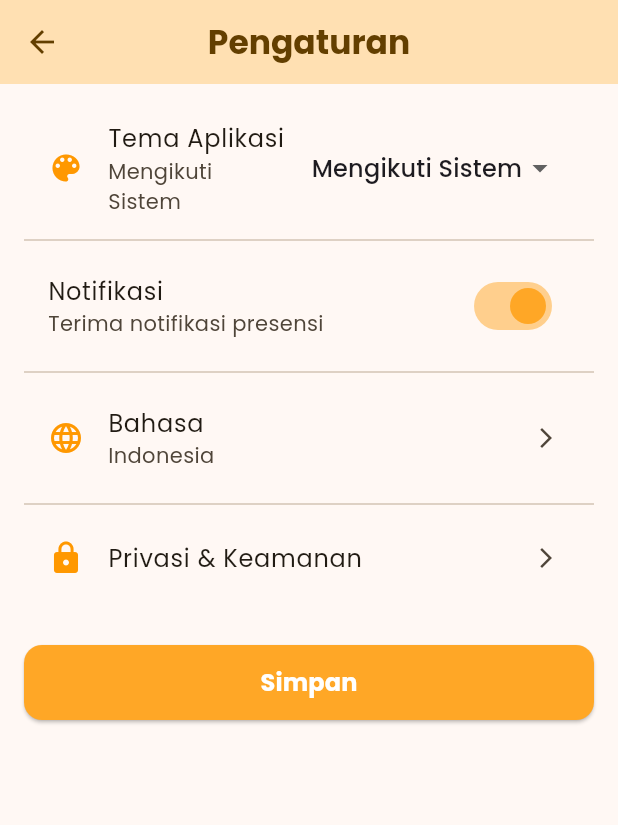
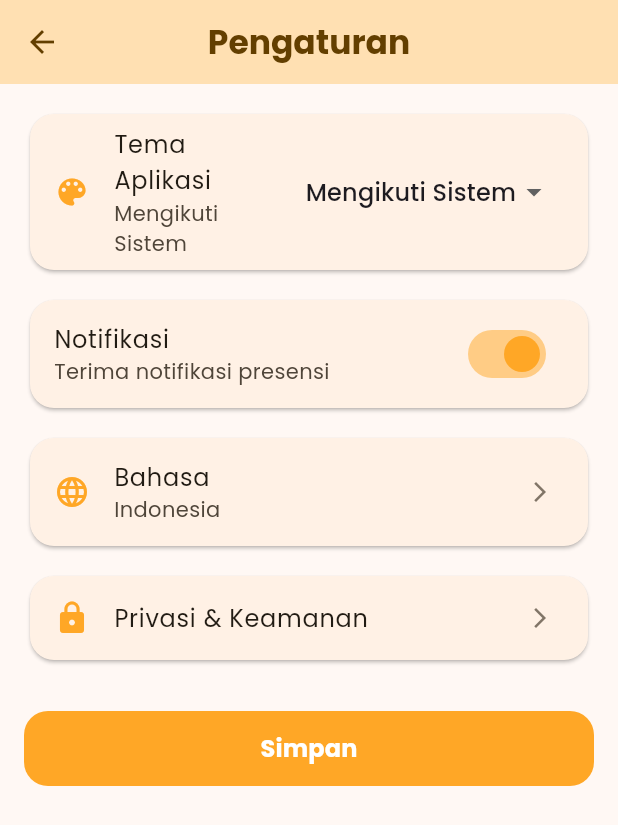
Before and after one commit to gerrybagaskoro/absensi_ppkdjp_b3, a Flutter app: the ProfilePresensi screen opened directly, after a tap on "Pengaturan", on a phone screen of 412 x 824 dp. Shown: the top 825 px of the screen. Run offline on Flutter 3.47's test engine with Material 3 defaults, Android fonts, the phone set to English and light mode, and no system bars; our stand-ins replace animate_do, geocoding, geolocator, google_fonts, google_maps_flutter, image_picker and 5 more; accounts and stored records are empty; network calls fail.

Commit message:
fix material you profile, edit profile, and settings screen

```diff
--- a/lib/views/auth/login_presensi.dart
+++ b/lib/views/auth/login_presensi.dart
@@ -154,7 +154,7 @@ class _LoginPresensiState extends State<LoginPresensi> {
                           TextFormField(
                             controller: _emailController,
                             decoration: InputDecoration(
-                              labelText: 'Surel',
+                              labelText: 'E-mail',
                               prefixIcon: Icon(
                                 Icons.email,
                                 color: scheme.primary,
@@ -162,10 +162,10 @@ class _LoginPresensiState extends State<LoginPresensi> {
                             ),
                             validator: (value) {
                               if (value == null || value.isEmpty) {
-                                return 'Surel tidak boleh kosong';
+                                return 'E-mail tidak boleh kosong';
                               }
                               if (!value.contains('@')) {
-                                return 'Format Surel tidak valid';
+                                return 'Format E-mail tidak valid';
                               }
                               return null;
                             },
--- a/lib/views/auth/register_presensi.dart
+++ b/lib/views/auth/register_presensi.dart
@@ -262,14 +262,14 @@ class _RegisterPresensiState extends State<RegisterPresensi> {
                     // Email
                     TextFormField(
                       controller: _emailController,
-                      decoration: _inputStyle('Surel', Icons.email),
+                      decoration: _inputStyle('E-mail', Icons.email),
                       keyboardType: TextInputType.emailAddress,
                       validator: (value) {
                         if (value == null || value.isEmpty) {
-                          return 'Surel wajib diisi';
+                          return 'E-mail wajib diisi';
                         }
                         if (!RegExp(r'^[^@]+@[^@]+\.[^@]+').hasMatch(value)) {
-                          return 'Format surel tidak valid';
+                          return 'Format E-mail tidak valid';
                         }
                         return null;
                       },
--- a/lib/views/profile/profile_presensi.dart
+++ b/lib/views/profile/profile_presensi.dart
@@ -41,7 +41,7 @@ class _ProfilePresensiState extends State<ProfilePresensi> {
     showDialog(
       context: context,
       builder: (context) => AlertDialog(
-        shape: RoundedRectangleBorder(borderRadius: BorderRadius.circular(12)),
+        shape: RoundedRectangleBorder(borderRadius: BorderRadius.circular(16)),
         title: const Text("Konfirmasi"),
         content: const Text("Apakah Anda yakin ingin keluar dari aplikasi?"),
         actions: [
@@ -82,6 +82,7 @@ class _ProfilePresensiState extends State<ProfilePresensi> {
   @override
   Widget build(BuildContext context) {
     final theme = Theme.of(context);
+    final scheme = theme.colorScheme;
     final textTheme = theme.textTheme;
 
     return Scaffold(
@@ -95,52 +96,66 @@ class _ProfilePresensiState extends State<ProfilePresensi> {
                   padding: const EdgeInsets.all(16.0),
                   child: Column(
                     children: [
-                      const SizedBox(height: 24),
+                      const SizedBox(height: 40),
 
-                      // 🔹 Avatar
-                      AvatarHero(
+                      // 🔹 Avatar with gradient ring
+                      Container(
+                        decoration: BoxDecoration(
+                          shape: BoxShape.circle,
+                          gradient: LinearGradient(
+                            colors: [
+                              scheme.primary.withOpacity(0.6),
+                              scheme.primaryContainer.withOpacity(0.6),
+                            ],
+                          ),
+                        ),
+                        padding: const EdgeInsets.all(4),
+                        child: AvatarHero(
                           tag: "profile-avatar",
-                        radius: 92,
+                          radius: 90,
                           imageUrl: _profile?.profilePhotoUrl != null
                               ? "${_profile!.profilePhotoUrl!}?v=${DateTime.now().millisecondsSinceEpoch}"
                               : _profile?.profilePhoto != null
                               ? "https://appabsensi.mobileprojp.com/storage/${_profile!.profilePhoto}?v=${DateTime.now().millisecondsSinceEpoch}"
                               : null,
-                        showBorder: true,
+                          showBorder: false,
                           isUploading: false,
-                        // tidak memberikan onEdit -> tidak editable
+                        ),
                       ),
 
-                      const SizedBox(height: 24),
+                      const SizedBox(height: 20),
 
-                      // 🔹 Nama & email
+                      // 🔹 Name & Email
                       Text(
                         _profile?.name ?? "Tidak ada nama",
                         style: textTheme.titleLarge?.copyWith(
                           fontWeight: FontWeight.bold,
-                          color: theme.colorScheme.onSurface,
+                          color: scheme.onSurface,
                         ),
                       ),
+                      const SizedBox(height: 4),
                       Text(
                         _profile?.email ?? "Tidak ada email",
                         style: textTheme.bodyMedium?.copyWith(
-                          color: theme.colorScheme.onSurfaceVariant,
+                          color: scheme.onSurfaceVariant,
                         ),
                       ),
 
-                      const SizedBox(height: 16),
+                      const SizedBox(height: 20),
 
-                      // 🔹 Info batch & training
+                      // 🔹 Info Batch & Training with gradient
                       Container(
                         width: double.infinity,
-                        padding: const EdgeInsets.all(12),
                         decoration: BoxDecoration(
-                          color: theme.colorScheme.secondaryContainer,
-                          borderRadius: BorderRadius.circular(12),
-                          border: Border.all(
-                            color: theme.colorScheme.outline.withOpacity(0.4),
+                          borderRadius: BorderRadius.circular(16),
+                          gradient: LinearGradient(
+                            colors: [
+                              scheme.secondaryContainer.withOpacity(0.8),
+                              scheme.secondaryContainer.withOpacity(0.5),
+                            ],
                           ),
                         ),
+                        padding: const EdgeInsets.all(16),
                         child: Column(
                           crossAxisAlignment: CrossAxisAlignment.start,
                           children: [
@@ -149,6 +164,7 @@ class _ProfilePresensiState extends State<ProfilePresensi> {
                                 "Batch ke-${_profile!.batchKe}",
                                 style: textTheme.bodyMedium?.copyWith(
                                   fontWeight: FontWeight.w500,
+                                  color: scheme.onSecondaryContainer,
                                 ),
                               ),
                             if (_profile?.trainingTitle != null)
@@ -158,26 +174,7 @@ class _ProfilePresensiState extends State<ProfilePresensi> {
                                   "Pelatihan: ${_profile!.trainingTitle}",
                                   style: textTheme.bodyMedium?.copyWith(
                                     fontWeight: FontWeight.w500,
-                                  ),
-                                ),
-                              ),
-                            if (_profile?.batch?.createdAt != null)
-                              Padding(
-                                padding: const EdgeInsets.only(top: 8),
-                                child: Text(
-                                  "Dibuat pada: ${_profile!.batch!.createdAt!.toLocal().toString().substring(0, 19)}",
-                                  style: textTheme.bodySmall?.copyWith(
-                                    color: theme.colorScheme.onSurfaceVariant,
-                                  ),
-                                ),
-                              ),
-                            if (_profile?.batch?.updatedAt != null)
-                              Padding(
-                                padding: const EdgeInsets.only(top: 2),
-                                child: Text(
-                                  "Diperbarui pada: ${_profile!.batch!.updatedAt!.toLocal().toString().substring(0, 19)}",
-                                  style: textTheme.bodySmall?.copyWith(
-                                    color: theme.colorScheme.onSurfaceVariant,
+                                    color: scheme.onSecondaryContainer,
                                   ),
                                 ),
                               ),
@@ -185,9 +182,9 @@ class _ProfilePresensiState extends State<ProfilePresensi> {
                         ),
                       ),
 
-                      const SizedBox(height: 20),
+                      const SizedBox(height: 24),
 
-                      // 🔹 Menu list
+                      // 🔹 Menu List
                       ListView(
                         shrinkWrap: true,
                         physics: const NeverScrollableScrollPhysics(),
@@ -200,25 +197,23 @@ class _ProfilePresensiState extends State<ProfilePresensi> {
                               final updated = await context.push(
                                 const EditProfilePage(),
                               );
-                              if (updated == true) {
-                                _loadProfile();
-                              }
+                              if (updated == true) _loadProfile();
                             },
                           ),
                           _buildMenuCard(
                             icon: Icons.settings,
                             text: "Pengaturan",
-                            onTap: () => context.push(SettingsPresensi()),
+                            onTap: () => context.push(const SettingsPresensi()),
                           ),
                           _buildMenuCard(
                             icon: Icons.info,
                             text: "Tentang Aplikasi",
-                            onTap: () => context.push(AboutApp()),
+                            onTap: () => context.push(const AboutApp()),
                           ),
                           _buildMenuCard(
                             icon: Icons.logout,
                             text: "Keluar",
-                            color: theme.colorScheme.error,
+                            color: scheme.error,
                             onTap: _showLogoutDialog,
                           ),
                         ],
@@ -231,7 +226,6 @@ class _ProfilePresensiState extends State<ProfilePresensi> {
     );
   }
 
-  // 🔹 Helper untuk menu card
   Widget _buildMenuCard({
     required IconData icon,
     required String text,
@@ -239,28 +233,27 @@ class _ProfilePresensiState extends State<ProfilePresensi> {
     Color? color,
   }) {
     final theme = Theme.of(context);
+    final scheme = theme.colorScheme;
 
     return Card(
-      shape: RoundedRectangleBorder(borderRadius: BorderRadius.circular(12)),
+      shape: RoundedRectangleBorder(borderRadius: BorderRadius.circular(16)),
       elevation: 2,
       margin: const EdgeInsets.symmetric(vertical: 6),
       child: InkWell(
-        borderRadius: BorderRadius.circular(12),
+        borderRadius: BorderRadius.circular(16),
         onTap: onTap,
         child: Padding(
           padding: const EdgeInsets.symmetric(vertical: 14, horizontal: 16),
           child: Row(
             children: [
-              Icon(icon, color: color ?? theme.colorScheme.primary),
+              Icon(icon, color: color ?? scheme.primary),
               const SizedBox(width: 16),
               Expanded(
                 child: Text(
                   text,
                   style: TextStyle(
                     fontSize: 16,
-                    color:
-                        color ??
-                        theme.colorScheme.onSurface, // default pakai onSurface
+                    color: color ?? scheme.onSurface,
                     fontWeight: FontWeight.w500,
                   ),
                 ),
@@ -268,7 +261,7 @@ class _ProfilePresensiState extends State<ProfilePresensi> {
               Icon(
                 Icons.arrow_forward_ios,
                 size: 16,
-                color: theme.colorScheme.onSurfaceVariant,
+                color: scheme.onSurfaceVariant,
               ),
             ],
           ),
--- a/lib/views/profile/settings_presensi.dart
+++ b/lib/views/profile/settings_presensi.dart
@@ -17,90 +17,114 @@ class _SettingsPresensiState extends State<SettingsPresensi> {
   @override
   Widget build(BuildContext context) {
     final themeProvider = Provider.of<ThemeProvider>(context);
+    final scheme = Theme.of(context).colorScheme;
 
     return Scaffold(
       appBar: AppBar(
         title: Text(
           "Pengaturan",
           style: Theme.of(context).textTheme.titleLarge?.copyWith(
-            color: Theme.of(context).colorScheme.onPrimaryContainer,
+            color: scheme.onPrimaryContainer,
             fontWeight: FontWeight.bold,
           ),
         ),
-        backgroundColor: Theme.of(
-          context,
-        ).colorScheme.primaryContainer, // soft orange
+        backgroundColor: scheme.primaryContainer,
         elevation: 0,
         centerTitle: true,
-        iconTheme: IconThemeData(
-          color: Theme.of(context).colorScheme.onPrimaryContainer,
-        ),
-        surfaceTintColor: Colors.transparent, // hilangkan overlay M3
+        iconTheme: IconThemeData(color: scheme.onPrimaryContainer),
+        surfaceTintColor: Colors.transparent,
       ),
       body: ListView(
         padding: const EdgeInsets.all(16.0),
         children: [
-          // 🔹 Pilihan Tema
-          ListTile(
-            leading: const Icon(Icons.color_lens, color: Colors.orange),
+          // 🔹 Tema
+          Card(
+            shape: RoundedRectangleBorder(
+              borderRadius: BorderRadius.circular(16),
+            ),
+            elevation: 1,
+            child: ListTile(
+              leading: Icon(Icons.color_lens, color: scheme.primary),
               title: const Text("Tema Aplikasi"),
               subtitle: Text(_getThemeText(themeProvider.themeMode)),
               trailing: DropdownButton<ThemeMode>(
                 value: themeProvider.themeMode,
                 underline: const SizedBox(),
                 onChanged: (mode) {
-                if (mode != null) {
-                  themeProvider.setThemeMode(mode);
-                }
+                  if (mode != null) themeProvider.setThemeMode(mode);
                 },
                 items: const [
                   DropdownMenuItem(
                     value: ThemeMode.system,
                     child: Text("Mengikuti Sistem"),
                   ),
-                DropdownMenuItem(value: ThemeMode.light, child: Text("Terang")),
+                  DropdownMenuItem(
+                    value: ThemeMode.light,
+                    child: Text("Terang"),
+                  ),
                   DropdownMenuItem(value: ThemeMode.dark, child: Text("Gelap")),
                 ],
               ),
             ),
-          const Divider(),
+          ),
+          const SizedBox(height: 12),
 
           // 🔹 Notifikasi
-          SwitchListTile(
+          Card(
+            shape: RoundedRectangleBorder(
+              borderRadius: BorderRadius.circular(16),
+            ),
+            elevation: 1,
+            child: SwitchListTile(
               value: _notifikasi,
-            activeColor: Theme.of(context).colorScheme.primary,
+              activeColor: scheme.primary,
               title: const Text("Notifikasi"),
               subtitle: const Text("Terima notifikasi presensi"),
-            onChanged: (value) {
-              setState(() {
-                _notifikasi = value;
-              });
+              onChanged: (value) => setState(() => _notifikasi = value),
+            ),
+          ),
+          const SizedBox(height: 12),
+
+          // 🔹 Bahasa
+          Card(
+            shape: RoundedRectangleBorder(
+              borderRadius: BorderRadius.circular(16),
+            ),
+            elevation: 1,
+            child: ListTile(
+              leading: Icon(Icons.language, color: scheme.primary),
+              title: const Text("Bahasa"),
+              subtitle: Text(_bahasa),
+              trailing: Icon(
+                Icons.arrow_forward_ios,
+                size: 16,
+                color: scheme.outline,
+              ),
+              onTap: _showBahasaDialog,
+            ),
+          ),
+          const SizedBox(height: 12),
+
+          // 🔹 Privasi
+          Card(
+            shape: RoundedRectangleBorder(
+              borderRadius: BorderRadius.circular(16),
+            ),
+            elevation: 1,
+            child: ListTile(
+              leading: Icon(Icons.lock, color: scheme.primary),
+              title: const Text("Privasi & Keamanan"),
+              trailing: Icon(
+                Icons.arrow_forward_ios,
+                size: 16,
+                color: scheme.outline,
+              ),
+              onTap: () {
+                ScaffoldMessenger.of(context).showSnackBar(
+                  const SnackBar(content: Text("Fitur akan hadir mendatang!")),
+                );
               },
             ),
-          const Divider(),
-
-          // 🔹 Bahasa
-          ListTile(
-            leading: const Icon(Icons.language, color: Colors.orange),
-            title: const Text("Bahasa"),
-            subtitle: Text(_bahasa),
-            trailing: const Icon(Icons.arrow_forward_ios, size: 16),
-            onTap: () {
-              _showBahasaDialog();
-            },
-          ),
-          const Divider(),
-
-          // 🔹 Privasi
-          ListTile(
-            leading: const Icon(Icons.lock, color: Colors.orange),
-            title: const Text("Privasi & Keamanan"),
-            trailing: const Icon(Icons.arrow_forward_ios, size: 16),
-            onTap: () {
-              ScaffoldMessenger.of(context).showSnackBar(
-                const SnackBar(content: Text("Fitur akan datang!")),
-              );
-            },
           ),
           const SizedBox(height: 30),
 
@@ -110,10 +134,11 @@ class _SettingsPresensiState extends State<SettingsPresensi> {
             height: 50,
             child: ElevatedButton(
               style: ElevatedButton.styleFrom(
-                backgroundColor: Theme.of(context).colorScheme.primary,
+                backgroundColor: scheme.primary,
                 shape: RoundedRectangleBorder(
-                  borderRadius: BorderRadius.circular(12),
+                  borderRadius: BorderRadius.circular(16),
                 ),
+                elevation: 0,
               ),
               onPressed: () {
                 ScaffoldMessenger.of(context).showSnackBar(
@@ -123,10 +148,10 @@ class _SettingsPresensiState extends State<SettingsPresensi> {
                 );
                 context.pop();
               },
-              child: const Text(
+              child: Text(
                 "Simpan",
                 style: TextStyle(
-                  color: Colors.white,
+                  color: scheme.onPrimary,
                   fontSize: 16,
                   fontWeight: FontWeight.bold,
                 ),
@@ -138,11 +163,11 @@ class _SettingsPresensiState extends State<SettingsPresensi> {
     );
   }
 
-  // 🔹 Dialog pilih bahasa
   void _showBahasaDialog() {
     showDialog(
       context: context,
       builder: (context) {
+        final scheme = Theme.of(context).colorScheme;
         return AlertDialog(
           title: const Text("Pilih Bahasa"),
           content: Column(
@@ -152,10 +177,9 @@ class _SettingsPresensiState extends State<SettingsPresensi> {
                 title: const Text("Indonesia"),
                 value: "Indonesia",
                 groupValue: _bahasa,
+                activeColor: scheme.primary,
                 onChanged: (value) {
-                  setState(() {
-                    _bahasa = value!;
-                  });
+                  setState(() => _bahasa = value!);
                   context.pop();
                 },
               ),
@@ -163,10 +187,9 @@ class _SettingsPresensiState extends State<SettingsPresensi> {
                 title: const Text("English"),
                 value: "English",
                 groupValue: _bahasa,
+                activeColor: scheme.primary,
                 onChanged: (value) {
-                  setState(() {
-                    _bahasa = value!;
-                  });
+                  setState(() => _bahasa = value!);
                   context.pop();
                 },
               ),
@@ -177,7 +200,6 @@ class _SettingsPresensiState extends State<SettingsPresensi> {
     );
   }
 
-  // 🔹 Helper untuk menampilkan teks tema
   String _getThemeText(ThemeMode mode) {
     switch (mode) {
       case ThemeMode.light:
--- a/lib/widgets/absensi/location_card.dart
+++ b/lib/widgets/absensi/location_card.dart
@@ -284,7 +284,7 @@ class _LocationCardState extends State<LocationCard> {
                 ),
                 const SizedBox(height: 8),
                 Text(
-                  "Jarak ke PPKDJP: ${_formatDistance(_distanceToTarget)}",
+                  "Jarak anda ke PPKDJP: ${_formatDistance(_distanceToTarget)}",
                   style: theme.textTheme.bodyLarge?.copyWith(
                     fontWeight: FontWeight.w600,
                     color: canCheckIn ? Colors.green : Colors.red,
```
Also changed, not shown: lib/views/profile/edit_profile_presensi.dart (+52 -16 lines). Lines whose indentation alone changed are shown as unchanged.
